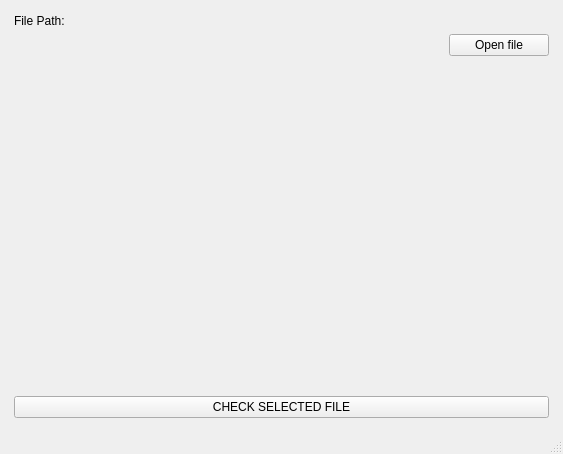
Kiteva4/qt-cmake-json-analizer-with-loger, file qt-view/mainwindow.ui: the form before one commit.
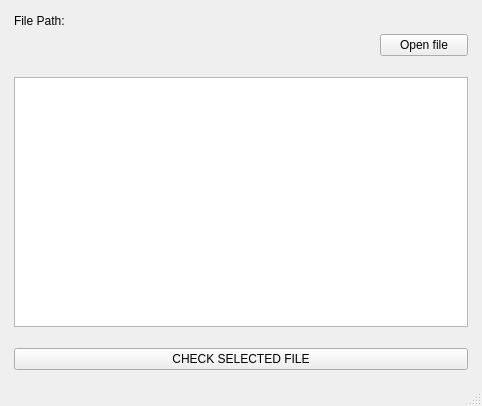
The form after the commit.

```diff
--- a/qt-view/mainwindow.ui
+++ b/qt-view/mainwindow.ui
@@ -6,8 +6,8 @@
    <rect>
     <x>0</x>
     <y>0</y>
-    <width>563</width>
-    <height>454</height>
+    <width>482</width>
+    <height>406</height>
    </rect>
   </property>
   <property name="windowTitle">
@@ -73,6 +73,9 @@
             <height>25</height>
            </size>
           </property>
+          <property name="autoFillBackground">
+           <bool>false</bool>
+          </property>
           <property name="text">
            <string/>
           </property>
@@ -84,11 +87,11 @@
            <enum>Qt::Horizontal</enum>
           </property>
           <property name="sizeType">
-           <enum>QSizePolicy::Maximum</enum>
+           <enum>QSizePolicy::Fixed</enum>
           </property>
           <property name="sizeHint" stdset="0">
            <size>
-            <width>40</width>
+            <width>10</width>
             <height>20</height>
            </size>
           </property>
@@ -109,18 +112,41 @@
         </item>
        </layout>
       </item>
+      <item>
+       <spacer name="verticalSpacer_2">
+        <property name="orientation">
+         <enum>Qt::Vertical</enum>
+        </property>
+        <property name="sizeType">
+         <enum>QSizePolicy::Fixed</enum>
+        </property>
+        <property name="sizeHint" stdset="0">
+         <size>
+          <width>20</width>
+          <height>15</height>
+         </size>
+        </property>
+       </spacer>
+      </item>
+      <item>
+       <widget class="QPlainTextEdit" name="plainTextEdit">
+        <property name="readOnly">
+         <bool>true</bool>
+        </property>
+       </widget>
+      </item>
       <item>
        <spacer name="verticalSpacer">
         <property name="orientation">
          <enum>Qt::Vertical</enum>
         </property>
         <property name="sizeType">
-         <enum>QSizePolicy::Expanding</enum>
+         <enum>QSizePolicy::Fixed</enum>
         </property>
         <property name="sizeHint" stdset="0">
          <size>
           <width>20</width>
-          <height>40</height>
+          <height>15</height>
          </size>
         </property>
        </spacer>
```
Left out of the diff: 2 changed lines with no effect on the pictures.
